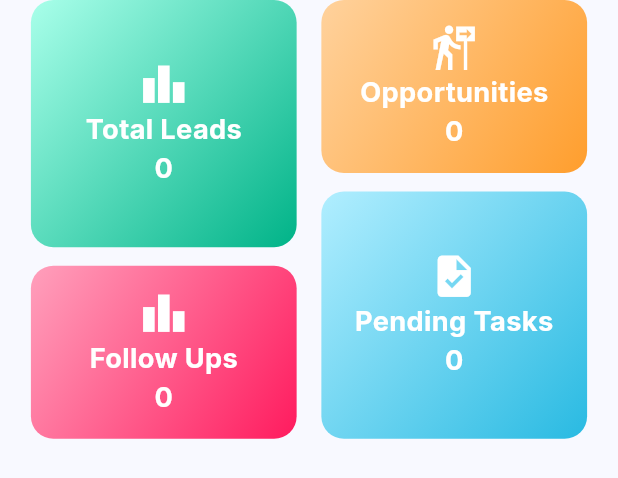
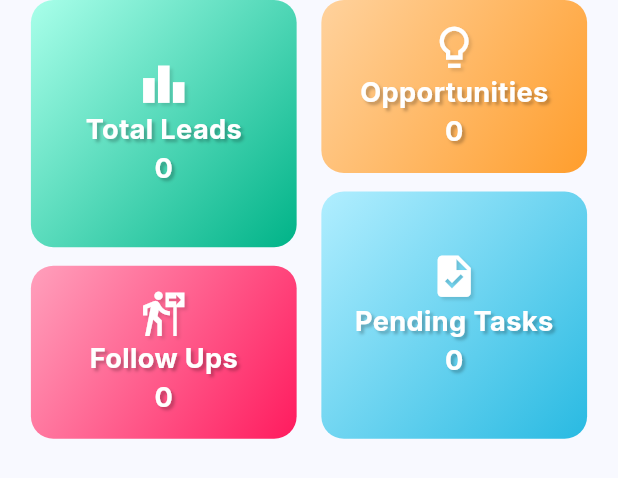
Before and after one commit to mahdi-islam-pranto/CRM-APP-iHelp, a Flutter app: the DashboardCounter widget shown alone on an empty page, opened directly, on a phone screen of 412 x 824 dp. Shown: the top 478 px of the screen. Run offline on Flutter 3.47's test engine with Material 3 defaults, Android fonts, the phone set to English and light mode, and no system bars; our stand-ins replace animated_splash_screen, awesome_dialog, badges, carousel_slider, cloud_firestore, connectivity_plus and 15 more; missing offline and left inert: animated_floating_buttons, app_settings, flutter_animated_dialog, simple_fontellico_progress_dialog; accounts and stored records are empty; network calls fail; key blocks and very long unbroken strings in the code were emptied for the run.

Commit message:
added shadows in text style in dashboard counter & bottom navigation bar, icon change in dua task section

```diff
--- a/lib/components/DashboardCounter.dart
+++ b/lib/components/DashboardCounter.dart
@@ -78,6 +78,20 @@ class _DashboardCounterState extends State<DashboardCounter> {
     final double iconSize = screenHeight * 0.04;
     final double textSize = screenHeight * 0.022;
 
+    // default text style for dashboard counter
+    TextStyle defaultTextStyleForCounter = TextStyle(
+      color: Colors.white,
+      fontSize: textSize,
+      fontWeight: FontWeight.bold,
+      shadows: const [
+        Shadow(
+          offset: Offset(2.0, 2.0), // Horizontal and vertical offset
+          blurRadius: 2.0, // Blur effect
+          color: Colors.black26, // Shadow color
+        ),
+      ],
+    );
+
     return Container(
       padding: EdgeInsets.symmetric(
         horizontal: screenWidth * 0.05,
@@ -115,25 +129,24 @@ class _DashboardCounterState extends State<DashboardCounter> {
                       crossAxisAlignment: CrossAxisAlignment.center,
                       children: [
                         Icon(Icons.leaderboard,
-                            color: Colors.white, size: iconSize),
+                            shadows: const [
+                              Shadow(
+                                offset: Offset(
+                                    2.0, 2.0), // Horizontal and vertical offset
+                                blurRadius: 2.0, // Blur effect
+                                color: Colors.black12, // Shadow color
+                              ),
+                            ],
+                            color: Colors.white,
+                            size: iconSize),
                         Column(
                           crossAxisAlignment: CrossAxisAlignment.center,
                           children: [
-                            Text(
-                              "Total Leads",
-                              style: TextStyle(
-                                color: Colors.white,
-                                fontSize: textSize,
-                                fontWeight: FontWeight.bold,
-                              ),
-                            ),
+                            Text("Total Leads",
+                                style: defaultTextStyleForCounter),
                             Text(
                               "$totalLeadCount",
-                              style: TextStyle(
-                                color: Colors.white,
-                                fontSize: textSize,
-                                fontWeight: FontWeight.bold,
-                              ),
+                              style: defaultTextStyleForCounter,
                             ),
                           ],
                         ),
@@ -168,26 +181,27 @@ class _DashboardCounterState extends State<DashboardCounter> {
                       mainAxisAlignment: MainAxisAlignment.center,
                       crossAxisAlignment: CrossAxisAlignment.center,
                       children: [
-                        Icon(Icons.leaderboard,
-                            color: Colors.white, size: iconSize),
+                        Icon(Icons.follow_the_signs,
+                            shadows: const [
+                              Shadow(
+                                offset: Offset(
+                                    2.0, 2.0), // Horizontal and vertical offset
+                                blurRadius: 2.0, // Blur effect
+                                color: Colors.black12, // Shadow color
+                              ),
+                            ],
+                            color: Colors.white,
+                            size: iconSize),
                         Column(
                           crossAxisAlignment: CrossAxisAlignment.center,
                           children: [
                             Text(
                               "Follow Ups",
-                              style: TextStyle(
-                                color: Colors.white,
-                                fontSize: textSize,
-                                fontWeight: FontWeight.bold,
-                              ),
+                              style: defaultTextStyleForCounter,
                             ),
                             Text(
                               "$totalPendingFollowupCount",
-                              style: TextStyle(
-                                color: Colors.white,
-                                fontSize: textSize,
-                                fontWeight: FontWeight.bold,
-                              ),
+                              style: defaultTextStyleForCounter,
                             ),
                           ],
                         ),
@@ -228,26 +242,27 @@ class _DashboardCounterState extends State<DashboardCounter> {
                       mainAxisAlignment: MainAxisAlignment.center,
                       crossAxisAlignment: CrossAxisAlignment.center,
                       children: [
-                        Icon(Icons.follow_the_signs_outlined,
-                            color: Colors.white, size: iconSize),
+                        Icon(Icons.lightbulb_outline_sharp,
+                            shadows: const [
+                              Shadow(
+                                offset: Offset(
+                                    2.0, 2.0), // Horizontal and vertical offset
+                                blurRadius: 2.0, // Blur effect
+                                color: Colors.black12, // Shadow color
+                              ),
+                            ],
+                            color: Colors.white,
+                            size: iconSize),
                         Column(
                           crossAxisAlignment: CrossAxisAlignment.center,
                           children: [
                             Text(
                               "Opportunities",
-                              style: TextStyle(
-                                color: Colors.white,
-                                fontSize: textSize,
-                                fontWeight: FontWeight.bold,
-                              ),
+                              style: defaultTextStyleForCounter,
                             ),
                             Text(
                               "$totalOpportunityCount",
-                              style: TextStyle(
-                                color: Colors.white,
-                                fontSize: textSize,
-                                fontWeight: FontWeight.bold,
-                              ),
+                              style: defaultTextStyleForCounter,
                             ),
                           ],
                         ),
@@ -282,27 +297,25 @@ class _DashboardCounterState extends State<DashboardCounter> {
                       mainAxisAlignment: MainAxisAlignment.center,
                       crossAxisAlignment: CrossAxisAlignment.center,
                       children: [
-                        Icon(Icons.task, color: Colors.white, size: iconSize),
+                        Icon(Icons.task,
+                            shadows: const [
+                              Shadow(
+                                offset: Offset(
+                                    2.0, 2.0), // Horizontal and vertical offset
+                                blurRadius: 2.0, // Blur effect
+                                color: Colors.black12, // Shadow color
+                              ),
+                            ],
+                            color: Colors.white,
+                            size: iconSize),
                         Column(
                           crossAxisAlignment: CrossAxisAlignment.center,
                           children: [
-                            Text(
-                              "Pending Tasks",
-                              textAlign: TextAlign.center,
-                              style: TextStyle(
-                                color: Colors.white,
-                                fontSize: textSize,
-                                fontWeight: FontWeight.bold,
-                              ),
-                            ),
-                            Text(
-                              "$totalPendingTaskCount",
-                              style: TextStyle(
-                                color: Colors.white,
-                                fontSize: textSize,
-                                fontWeight: FontWeight.bold,
-                              ),
-                            ),
+                            Text("Pending Tasks",
+                                textAlign: TextAlign.center,
+                                style: defaultTextStyleForCounter),
+                            Text("$totalPendingTaskCount",
+                                style: defaultTextStyleForCounter),
                           ],
                         ),
                       ],
--- a/lib/components/LeadPipelineChart.dart
+++ b/lib/components/LeadPipelineChart.dart
@@ -55,10 +55,7 @@ class LeadPipelineChart extends StatelessWidget {
           ),
           const SizedBox(height: 10),
           Container(
-            padding: const EdgeInsets.only(
-              left: 20,
-              right: 20,
-            ),
+            padding: const EdgeInsets.only(left: 20, right: 20, bottom: 10),
             child: Wrap(
               alignment: WrapAlignment.center,
               spacing: 5.0,
```
Also changed, not shown: lib/Dashboard/bottom_navigation_page.dart (+63 -7 lines), lib/Task/allTaskListScreen.dart (+10 -4 lines).
